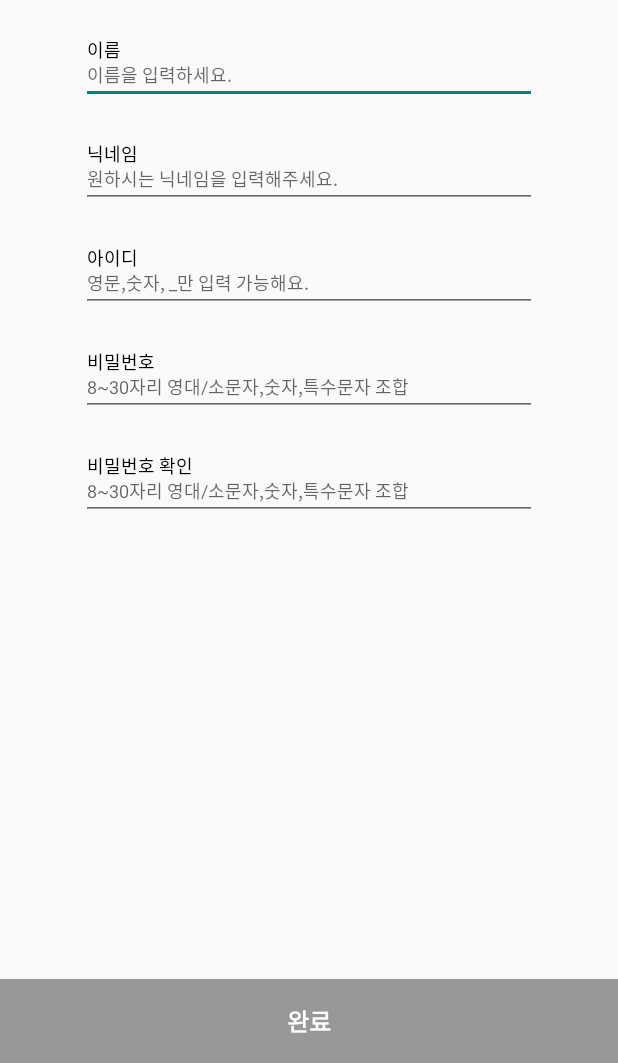
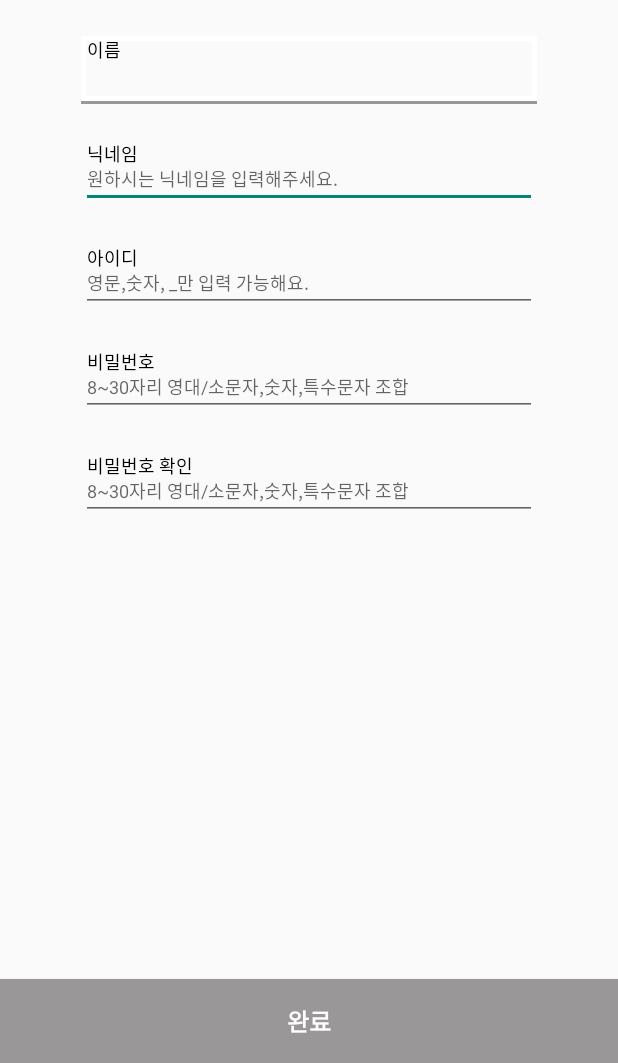
Before and after one commit to Lifolio/frontend, an Android app: the CreateIdActivity screen opened directly, with no data from a screen before it, on a phone screen of 412 x 824 dp, the part 173-1236 px from its top. Run offline under Robolectric (Android 15) with nearby library versions, the phone set to English and light mode, and no system bars; Roboto replaces fonts that are not available here; 1 statement that could not run was skipped.

Commit message:
Feat : "키보드 위로 View 올리기 기능 추가, 본인인증에서 입력받은 이름 다음 단계로 넘겨주기"

```diff
--- a/app/src/main/AndroidManifest.xml
+++ b/app/src/main/AndroidManifest.xml
@@ -39,11 +39,12 @@
         </activity>
         <activity
             android:name=".SingUp.CreateIdActivity"
+            android:windowSoftInputMode="adjustPan"
             android:exported="false">
         </activity>
         <activity
             android:name=".SingUp.IdentityActivity"
-            android:windowSoftInputMode="adjustResize"
+            android:windowSoftInputMode="adjustPan"
             android:exported="false">
         </activity>
         <activity android:name=".SingUp.IDFoundActivity"
--- a/app/src/main/java/com/example/lifolio/SingUp/ApiService.kt
+++ b/app/src/main/java/com/example/lifolio/ApiService.kt
@@ -1,5 +1,6 @@
-package com.example.lifolio.SingUp
+package com.example.lifolio
 
+import com.example.lifolio.SingUp.Response
 import retrofit2.Call
 import retrofit2.http.GET
 import retrofit2.http.Query
--- a/app/src/main/java/com/example/lifolio/SingUp/CreateIdActivity.kt
+++ b/app/src/main/java/com/example/lifolio/SingUp/CreateIdActivity.kt
@@ -4,6 +4,7 @@ import android.os.Bundle
 import android.view.KeyEvent
 import android.view.View
 import androidx.appcompat.app.AppCompatActivity
+import com.example.lifolio.ApiService
 import com.example.lifolio.databinding.ActivityCreateidBinding
 import retrofit2.Call
 import retrofit2.Callback
@@ -16,6 +17,11 @@ class CreateIdActivity : AppCompatActivity() {
         super.onCreate(savedInstanceState)
         binding = ActivityCreateidBinding.inflate(layoutInflater)
         setContentView(binding.root)
+
+        val extras = intent.extras
+        val name = extras!!["name"] as String
+        val getName = binding.createidGetnameTv
+        getName.text = name// 전 단계에서 입력한 이름 전달받기
 
         binding.createidBackBtn.setOnClickListener { //뒤로가기 버튼
             onBackPressed()
@@ -32,30 +38,18 @@ class CreateIdActivity : AppCompatActivity() {
         binding.createidErrorTv.setVisibility(View.GONE) // 디폴트로 비밀번호 에러 메시지 숨기기
         val apiService = retrofit.create(ApiService::class.java) // Retrofit2 interface 연결
 
-        lateinit var userName : String // 유저 이름을 저장하는 변수
         lateinit var userNickname : String // 유저 닉네임을 저장하는 변수
         lateinit var userId : String // 유저 아이디를 저장하는 변수
         lateinit var userPassword : String // 유저 비밀번호를 저장하는 변수
         lateinit var checkPassword : String // 비밀번호 재입력한 값을 저장하는 변수
 
-        // 이름 입력 받는 editText 에서 엔터키를 누를때 이벤트
-        val getName = binding.createidGetnameEt
-        getName.setOnKeyListener { v, keyCode, event ->
-            if(event.action == KeyEvent.ACTION_DOWN
-                && keyCode == KeyEvent.KEYCODE_ENTER){
-                userName = getName.text.toString()
-                true
-            }
-            else{
-                false
-            }
-        }
 
         // 닉네임 입력 받는 editText 에서 엔터키를 누를때 이벤트
         val getNickname = binding.createidGetnicknameEt
         getNickname.setOnKeyListener{ v, keyCode, event ->
             if (event.action == KeyEvent.ACTION_DOWN
                 && keyCode == KeyEvent.KEYCODE_ENTER){
+                binding.createidErrorNicknameTv.setVisibility(View.GONE)
                 userNickname = getNickname.text.toString()
                 apiService.getCheckUserNickname(userNickname).enqueue(object : Callback<Response>{
                     override fun onResponse(
@@ -89,6 +83,7 @@ class CreateIdActivity : AppCompatActivity() {
         getId.setOnKeyListener { v, keyCode, event ->
             if (event.action == KeyEvent.ACTION_DOWN
                 && keyCode == KeyEvent.KEYCODE_ENTER){
+                binding.createidErrorIdTv.setVisibility(View.GONE)
                 userId = getId.text.toString()
                 apiService.getCheckUserId(userId).enqueue(object : Callback<Response>{ // 서버에 입력받은 아이디 중복체크하는 코드
                     override fun onResponse(
@@ -138,6 +133,9 @@ class CreateIdActivity : AppCompatActivity() {
                 if (userPassword != checkPassword){
                     binding.createidErrorTv.setVisibility(View.VISIBLE)
                 }
+                else{
+                    binding.createidErrorTv.setVisibility(View.GONE)
+                }
                 true
             }
             else{
--- a/app/src/main/res/layout/activity_createid.xml
+++ b/app/src/main/res/layout/activity_createid.xml
@@ -83,6 +83,7 @@
         android:layout_width="304dp"
         android:layout_height="45dp"
         android:layout_marginTop="24dp"
+        android:background="@drawable/underline"
         app:layout_constraintEnd_toEndOf="parent"
         app:layout_constraintStart_toStartOf="parent"
         app:layout_constraintTop_toBottomOf="@+id/createid_text_tv">
@@ -98,18 +99,21 @@
             app:layout_constraintStart_toStartOf="parent"
             app:layout_constraintTop_toTopOf="parent" />
 
-        <EditText
-            android:id="@+id/createid_getname_et"
+        <TextView
+            android:id="@+id/createid_getname_tv"
             android:layout_width="wrap_content"
             android:layout_height="wrap_content"
-            android:ems="100"
-            android:hint="이름을 입력하세요."
-            android:inputType="text"
+            android:layout_marginStart="4dp"
+            android:layout_marginBottom="4dp"
+            android:gravity="left"
+            android:text="이름"
+            android:textColor="#000000"
             android:textSize="12sp"
             app:layout_constraintBottom_toBottomOf="parent"
             app:layout_constraintEnd_toEndOf="parent"
-            app:layout_constraintHorizontal_bias="1.0"
-            app:layout_constraintStart_toStartOf="parent" />
+            app:layout_constraintHorizontal_bias="0.0"
+            app:layout_constraintStart_toStartOf="parent"/>
+
     </androidx.constraintlayout.widget.ConstraintLayout>
 
     <androidx.constraintlayout.widget.ConstraintLayout
--- a/app/src/main/res/layout/activity_identity.xml
+++ b/app/src/main/res/layout/activity_identity.xml
@@ -170,7 +170,8 @@
             android:inputType="text"
             app:layout_constraintBottom_toBottomOf="parent"
             app:layout_constraintEnd_toEndOf="parent"
-            app:layout_constraintStart_toStartOf="parent" />
+            app:layout_constraintStart_toStartOf="parent"/>
+
     </androidx.constraintlayout.widget.ConstraintLayout>
 
     <androidx.constraintlayout.widget.ConstraintLayout
--- a/app/src/main/res/layout/activity_termsofservice.xml
+++ b/app/src/main/res/layout/activity_termsofservice.xml
@@ -187,8 +187,9 @@
             android:layout_marginStart="13dp"
             android:button="@drawable/identity_agreecheckbox"
             android:text=" 마케팅 정보 수집 및 수신동의"
+            app:layout_constraintBottom_toBottomOf="parent"
             app:layout_constraintStart_toStartOf="parent"
-            tools:layout_editor_absoluteY="0dp" />
+            app:layout_constraintTop_toTopOf="parent" />
 
         <ImageButton
             android:id="@+id/termsofservice_tos3_btn"
```
Also changed, not shown: app/src/main/java/com/example/lifolio/SingUp/IdentityActivity.kt (+5 -5 lines).
